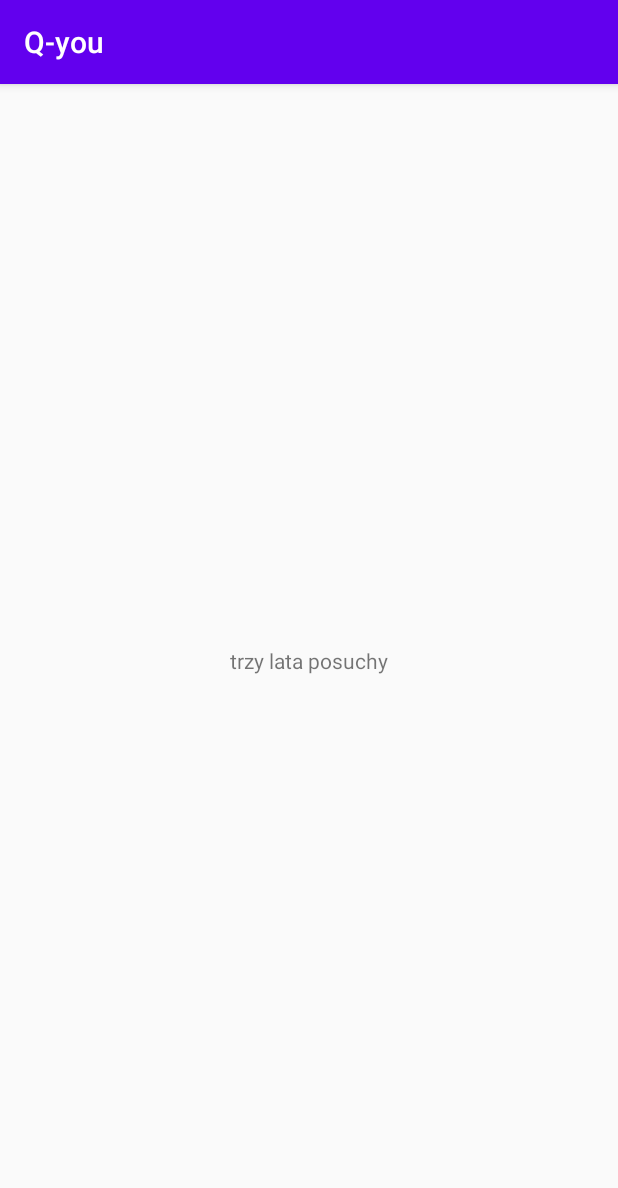
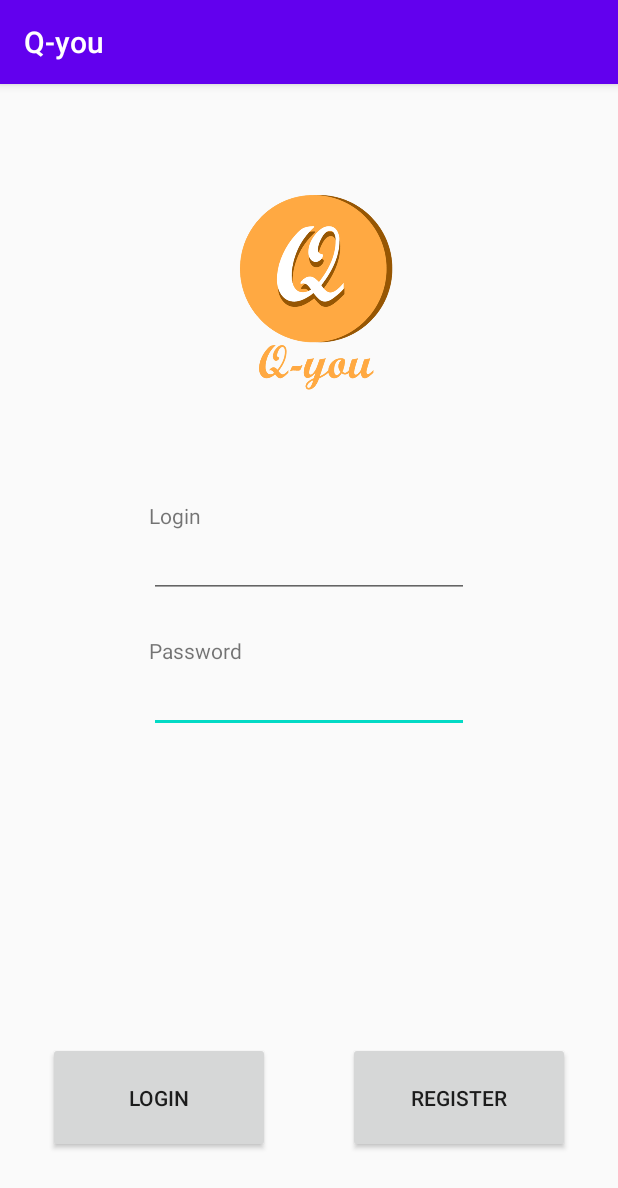
Before and after one commit to jedrzejleder/HackYeahApp, an Android app: the screen it shows after launch (MainActivity), on a phone screen of 412 x 824 dp. Shown: the top 1188 px of the screen. Run offline under Robolectric (Android 15) with nearby library versions, the phone set to English and light mode, and no system bars.

Commit message:
LoginView
Logowanie+Rejestracja

```diff
--- a/app/src/main/res/layout/activity_main.xml
+++ b/app/src/main/res/layout/activity_main.xml
@@ -6,13 +6,76 @@
     android:layout_height="match_parent"
     tools:context=".MainActivity">
 
+    <ImageView
+        android:id="@+id/imageView2"
+        android:layout_width="137dp"
+        android:layout_height="167dp"
+        android:layout_marginTop="55dp"
+        app:layout_constraintEnd_toEndOf="parent"
+        app:layout_constraintStart_toStartOf="parent"
+        app:layout_constraintTop_toTopOf="parent"
+        app:srcCompat="@drawable/qyouicon" />
+
     <TextView
+        android:id="@+id/textView3"
         android:layout_width="wrap_content"
         android:layout_height="wrap_content"
-        android:text="trzy lata posuchy"
+        android:layout_marginTop="55dp"
+        android:text="Login"
+        app:layout_constraintEnd_toEndOf="parent"
+        app:layout_constraintHorizontal_bias="0.263"
+        app:layout_constraintStart_toStartOf="parent"
+        app:layout_constraintTop_toBottomOf="@+id/imageView2" />
+
+    <TextView
+        android:id="@+id/textView4"
+        android:layout_width="wrap_content"
+        android:layout_height="wrap_content"
+        android:layout_marginTop="25dp"
+        android:text="Password"
+        app:layout_constraintEnd_toEndOf="parent"
+        app:layout_constraintHorizontal_bias="0.284"
+        app:layout_constraintStart_toStartOf="parent"
+        app:layout_constraintTop_toBottomOf="@+id/editLogin" />
+
+    <EditText
+        android:id="@+id/editPassword"
+        android:layout_width="wrap_content"
+        android:layout_height="wrap_content"
+        android:ems="10"
+        android:inputType="textPassword"
+        app:layout_constraintEnd_toEndOf="parent"
+        app:layout_constraintStart_toStartOf="parent"
+        app:layout_constraintTop_toBottomOf="@+id/textView4" />
+
+    <Button
+        android:id="@+id/btnLogin"
+        android:layout_width="148dp"
+        android:layout_height="74dp"
+        android:layout_marginStart="32dp"
+        android:layout_marginBottom="55dp"
+        android:text="Login"
         app:layout_constraintBottom_toBottomOf="parent"
-        app:layout_constraintLeft_toLeftOf="parent"
-        app:layout_constraintRight_toRightOf="parent"
-        app:layout_constraintTop_toTopOf="parent" />
+        app:layout_constraintStart_toStartOf="parent" />
+
+    <Button
+        android:id="@+id/btnRegister"
+        android:layout_width="148dp"
+        android:layout_height="74dp"
+        android:layout_marginEnd="32dp"
+        android:layout_marginBottom="55dp"
+        android:text="REGISTER"
+        app:layout_constraintBottom_toBottomOf="parent"
+        app:layout_constraintEnd_toEndOf="parent" />
+
+    <EditText
+        android:id="@+id/editLogin"
+        android:layout_width="wrap_content"
+        android:layout_height="wrap_content"
+        android:ems="10"
+        android:inputType="textPersonName"
+        app:layout_constraintEnd_toEndOf="parent"
+        app:layout_constraintStart_toStartOf="parent"
+        app:layout_constraintTop_toBottomOf="@+id/textView3" />
 
 </androidx.constraintlayout.widget.ConstraintLayout>
```
Also changed, not shown: app/src/main/AndroidManifest.xml (+6 -4 lines), app/src/main/java/com/example/q_you/MainActivity.kt (+20 -0 lines), app/src/main/java/com/example/q_you/RegisterActivity.kt (added, +19 -0 lines), app/src/main/res/layout/activity_register.xml (added, +75 -0 lines), app/src/main/res/drawable-v24/qyouicon.png (added).
